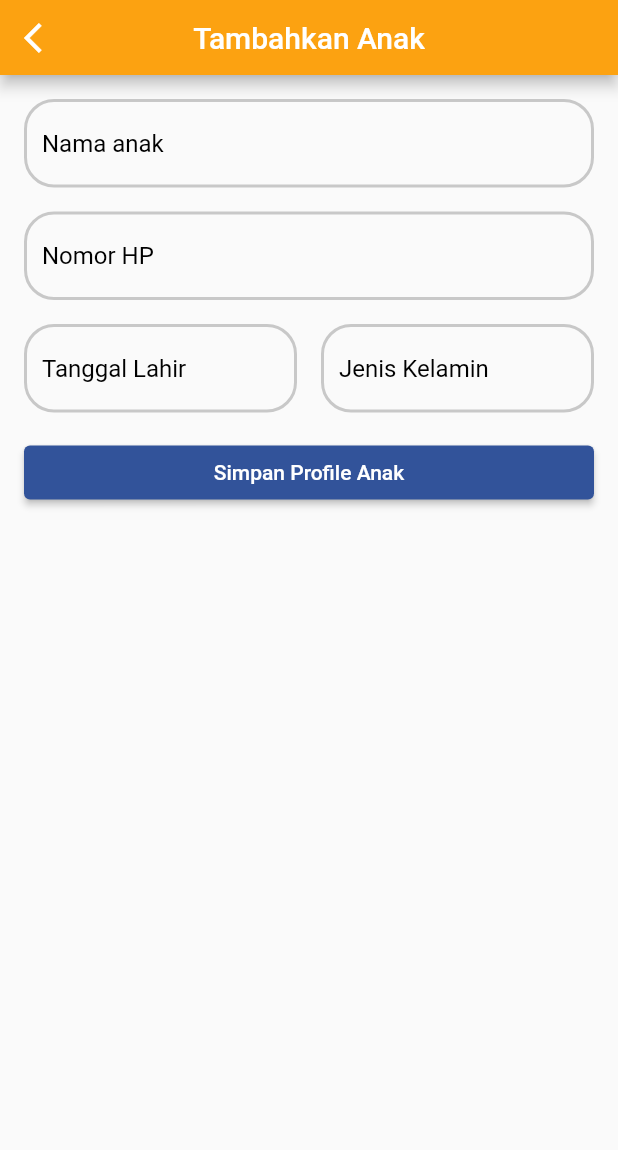
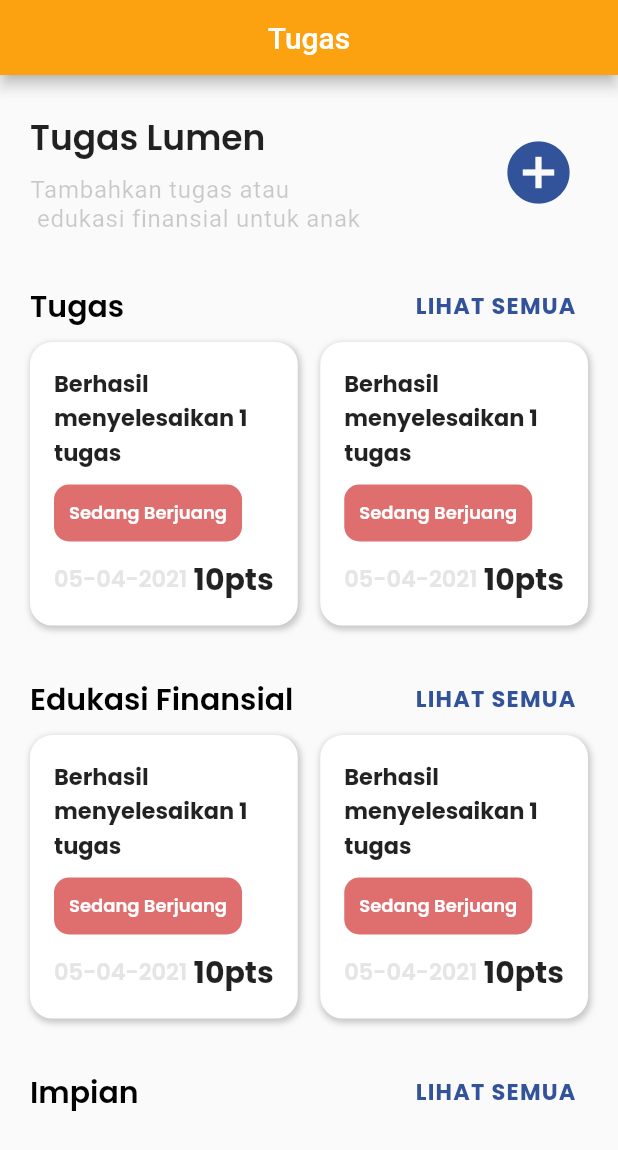
Before and after one commit to scys12/mobile-unity, a Flutter app: the screen it shows after launch, on a phone screen of 412 x 824 dp. Shown: the top 1150 px of the screen. Run offline on Flutter 3.47's test engine with Material 2 defaults, Android fonts, the phone set to English and light mode, and no system bars; our stand-ins replace cloud_firestore, firebase_auth, firebase_core; accounts and stored records are empty.

Commit message:
add add_task screen

```diff
--- a/lib/main.dart
+++ b/lib/main.dart
@@ -1,6 +1,10 @@
 import 'package:firebase_core/firebase_core.dart';
 import 'package:flutter/material.dart';
 import 'package:mobile_unity/src/models/user.dart';
+import 'package:mobile_unity/src/pages/auth/authenticate.dart';
+import 'package:mobile_unity/src/pages/parent/add_child.dart';
+import 'package:mobile_unity/src/pages/parent/child_task.dart';
+import 'package:mobile_unity/src/pages/parent/dashboard.dart';
 import 'package:mobile_unity/src/pages/wrapper.dart';
 import 'package:mobile_unity/src/services/auth.dart';
 import 'package:provider/provider.dart';
@@ -27,6 +31,12 @@ class MyApp extends StatelessWidget {
             initialData: User(name: '', uid: ''),
             child: MaterialApp(
               home: Wrapper(),
+              routes: {
+                '/authenticate' : (context) => Authenticate(),
+                '/parent/dashboard' : (context) => DashboardParent(),
+                '/parent/task' : (context) => ChildTask(),
+                '/parent/add_child' : (context) => AddChildScreen()
+              },
             ),
           );
         }else {
--- /dev/null
+++ b/lib/src/pages/parent/child_task.dart
@@ -0,0 +1,174 @@
+import 'package:flutter/cupertino.dart';
+import 'package:flutter/material.dart';
+import 'package:mobile_unity/src/shared/constants.dart';
+import 'package:mobile_unity/src/widgets/app_bar.dart';
+import 'package:mobile_unity/src/widgets/sub_header.dart';
+
+class ChildTask extends StatefulWidget {
+  @override
+  _ChildTaskState createState() => _ChildTaskState();
+}
+
+class _ChildTaskState extends State<ChildTask> {
+  @override
+  Widget build(BuildContext context) {
+    return Scaffold(
+      appBar: CustomAppBar(false, "Tugas"),
+      body: Container(
+        padding: EdgeInsets.symmetric(horizontal: 20.0),
+        child: ListView(
+          physics: ClampingScrollPhysics(),
+          children: [
+            SizedBox(height: 25.0,),
+            _buildHeader(),
+            SizedBox(height: 25.0,),
+            SubHeader(title: 'Tugas'),
+            Row(
+              mainAxisAlignment: MainAxisAlignment.spaceBetween,
+              children: [
+                Expanded(
+                  child: _buildCard()
+                ),
+                SizedBox(width: 15.0,),
+                Expanded(
+                  child: _buildCard(),
+                ),
+              ],
+            ),
+            SizedBox(height: 25.0,),
+            SubHeader(title: 'Edukasi Finansial'),
+            Row(
+              mainAxisAlignment: MainAxisAlignment.spaceBetween,
+              children: [
+                Expanded(
+                    child: _buildCard()
+                ),
+                SizedBox(width: 15.0,),
+                Expanded(
+                  child: _buildCard(),
+                ),
+              ],
+            ),
+            SizedBox(height: 25.0,),
+            SubHeader(title: 'Impian'),
+          ],
+        ),
+      ),
+    );
+  }
+
+  Widget _buildCard(){
+    return Container(
+      padding: EdgeInsets.all(15.0),
+      decoration: BoxDecoration(
+        color: Colors.white,
+        borderRadius: BorderRadius.all(
+          Radius.circular(15),
+        ),
+        border: Border.all(color: Colors.white),
+        boxShadow: [
+          BoxShadow(
+            color: shadowColor,
+            offset: Offset(1,2),
+            spreadRadius: 1,
+            blurRadius: 3,
+          ),
+        ],
+      ),
+      child: Column(
+        crossAxisAlignment: CrossAxisAlignment.start,
+        children: [
+          Text(
+            "Berhasil menyelesaikan 1 tugas",
+            style: TextStyle(
+              fontFamily: 'Poppins',
+              fontWeight: FontWeight.w700,
+              fontSize: 15.0
+            ),
+          ),
+          SizedBox(height: 10.0,),
+          Container(
+            padding: EdgeInsets.all(10.0),
+            decoration: BoxDecoration(
+              borderRadius: BorderRadius.all(Radius.circular(10)),
+              color: redColor,
+            ),
+            child: Text(
+              "Sedang Berjuang",
+              style: TextStyle(
+                color: Colors.white,
+                fontFamily: 'Poppins',
+                fontSize: 12.0,
+                fontWeight: FontWeight.w600
+              ),
+            ),
+          ),
+          SizedBox(height: 10.0,),
+          Row(
+            mainAxisAlignment: MainAxisAlignment.spaceBetween,
+            children: [
+              Text(
+                '05-04-2021',
+                style: TextStyle(
+                  fontFamily: 'Poppins',
+                  fontWeight: FontWeight.w600,
+                  color: thirdColor,
+                  fontSize: 15.0
+                ),
+              ),
+              Text(
+                '10pts',
+                style: TextStyle(
+                  fontWeight: FontWeight.w700,
+                  fontFamily: 'Poppins',
+                  fontSize: 20.0,
+                ),
+              ),
+            ],
+          )
+        ],
+      ),
+    );
+  }
+
+  Widget _buildHeader(){
+    return Container(
+        child: Row(
+          mainAxisAlignment: MainAxisAlignment.spaceBetween,
+          children: [
+            Column(
+              crossAxisAlignment: CrossAxisAlignment.start,
+              children: [
+                Text(
+                  "Tugas Lumen",
+                  style: TextStyle(
+                      fontFamily: 'Poppins',
+                      fontWeight: FontWeight.w600,
+                      fontSize: 23.0
+                  ),
+                ),
+                SizedBox(height: 8.0,),
+                Text(
+                  "Tambahkan tugas atau \n edukasi finansial untuk anak",
+                  style: TextStyle(
+                      color: shadowColor,
+                      fontSize: 16.0,
+                      letterSpacing: 0.5
+                  ),
+                )
+              ],
+            ),
+            IconButton(
+              icon: Icon(
+                Icons.add_circle_outlined,
+              ),
+              color: secondaryColor,
+              splashRadius: 30.0,
+              iconSize: 50.0,
+              onPressed: () {},
+            )
+          ],
+        )
+    );
+  }
+}
--- a/lib/src/pages/parent/dashboard.dart
+++ b/lib/src/pages/parent/dashboard.dart
@@ -1,6 +1,7 @@
 import 'package:flutter/cupertino.dart';
 import 'package:flutter/material.dart';
 import 'package:mobile_unity/src/models/user.dart';
+import 'package:mobile_unity/src/pages/parent/child_task.dart';
 import 'package:mobile_unity/src/services/auth.dart';
 import 'package:mobile_unity/src/shared/constants.dart';
 import 'package:provider/provider.dart';
@@ -329,7 +330,9 @@ class _DashboardParentState extends State<DashboardParent> {
                   onTap: () {},
                 ),
                 ElevatedButton(
-                  onPressed: (){},
+                  onPressed: (){
+                    Navigator.pushNamed(context, '/parent/add_child');
+                  },
                   style: ButtonStyle(
                     padding: MaterialStateProperty.all<EdgeInsetsGeometry>(
                       EdgeInsets.symmetric(horizontal: 20.0, vertical: 10.0),
--- a/lib/src/pages/wrapper.dart
+++ b/lib/src/pages/wrapper.dart
@@ -2,6 +2,7 @@ import 'package:flutter/material.dart';
 import 'package:mobile_unity/src/models/user.dart';
 import 'package:mobile_unity/src/pages/auth/authenticate.dart';
 import 'package:mobile_unity/src/pages/parent/add_child.dart';
+import 'package:mobile_unity/src/pages/parent/child_task.dart';
 import 'package:mobile_unity/src/pages/parent/dashboard.dart';
 import 'package:provider/provider.dart';
 
@@ -9,6 +10,6 @@ class Wrapper extends StatelessWidget {
   @override
   Widget build(BuildContext context) {
     final user = Provider.of<User>(context);
-    return user == null ? Authenticate() : AddChildScreen();
+    return user == null ? Authenticate() : ChildTask();
   }
 }
--- a/lib/src/widgets/app_bar.dart
+++ b/lib/src/widgets/app_bar.dart
@@ -23,7 +23,7 @@ class CustomAppBar extends StatelessWidget with PreferredSizeWidget{
       leading: showBackIcon ?
       IconButton(
         icon: Icon(Icons.arrow_back_ios),
-        onPressed: () => print("clicked"),
+        onPressed: () => Navigator.pop(context),
       ) : null
     );
   }
--- a/lib/src/widgets/form.dart
+++ b/lib/src/widgets/form.dart
@@ -1,4 +1,5 @@
 import 'package:flutter/material.dart';
+import 'package:mobile_unity/src/shared/constants.dart';
 
 class Form extends StatelessWidget {
   @override
--- /dev/null
+++ b/lib/src/widgets/sub_header.dart
@@ -0,0 +1,42 @@
+import 'package:flutter/material.dart';
+import 'package:mobile_unity/src/shared/constants.dart';
+
+class SubHeader extends StatelessWidget {
+  String title;
+
+  SubHeader({this.title});
+
+  @override
+  Widget build(BuildContext context) {
+    return Container(
+      child: Row(
+        mainAxisAlignment: MainAxisAlignment.spaceBetween,
+        crossAxisAlignment: CrossAxisAlignment.center,
+        children: [
+          Text(
+            title,
+            style: TextStyle(
+              fontFamily: 'Poppins',
+              fontWeight: FontWeight.w600,
+              fontSize: 20.0,
+              color: Colors.black,
+            ),
+          ),
+          TextButton(
+            onPressed: () {  },
+            child: Text(
+              'LIHAT SEMUA',
+              style: TextStyle(
+                  fontFamily: 'Poppins',
+                  fontWeight: FontWeight.w700,
+                  fontSize: 15.0,
+                  letterSpacing: 0.8,
+                  color: secondaryColor
+              ),
+            ),
+          )
+        ],
+      ),
+    );
+  }
+}
```
